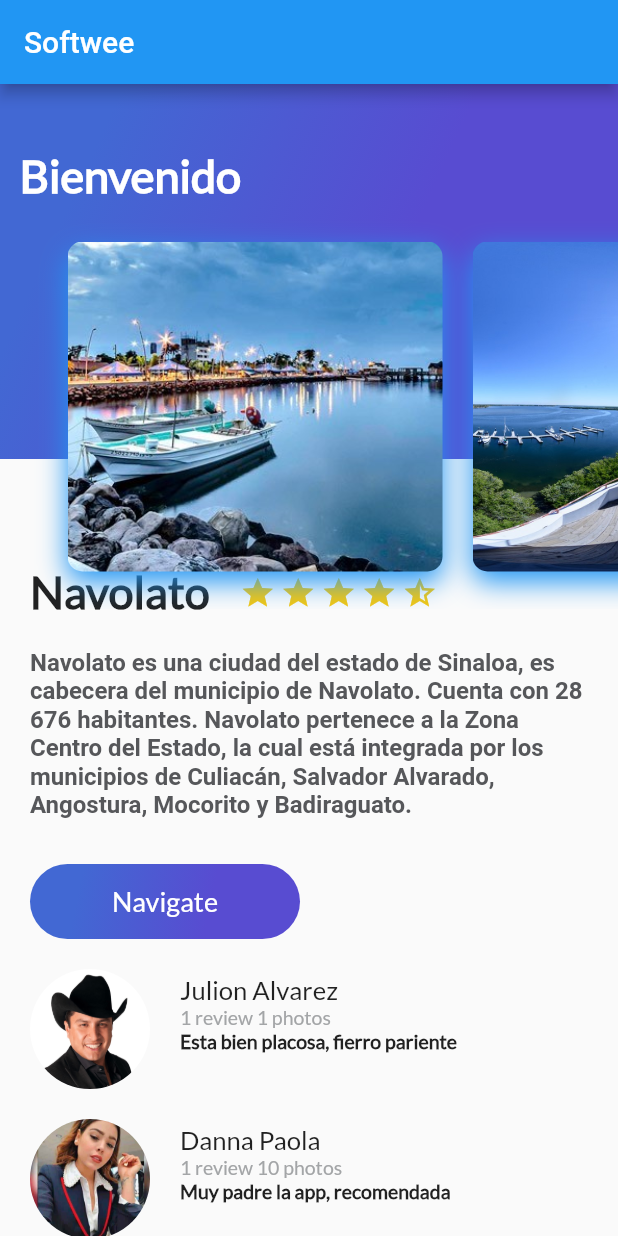
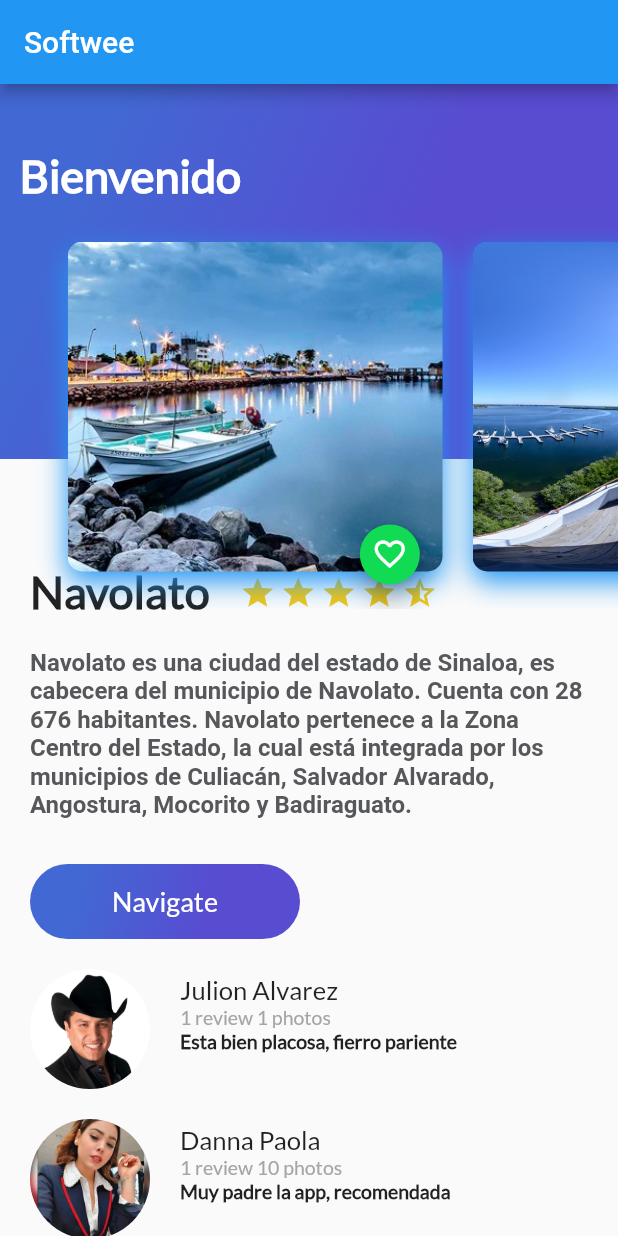
Before and after one commit to christianmagdiel/FlutterPlatzi, a Flutter app: the screen it shows after launch, on a phone screen of 412 x 824 dp. Run offline on Flutter 3.47's test engine with Material 2 defaults, Android fonts, the phone set to English and light mode, and no system bars.

Commit message:
Se añadio el boton para agregar la imagen a favoritos.

```diff
--- a/widgets/lib/card_image.dart
+++ b/widgets/lib/card_image.dart
@@ -1,4 +1,5 @@
 import 'package:flutter/material.dart';
+import 'package:widgets/floating_action_button_green.dart';
 
 class CardImage extends StatelessWidget {
 
@@ -32,7 +33,13 @@ class CardImage extends StatelessWidget {
         ]
       ),
     );
-    return card;
+    return Stack(
+      alignment: Alignment(0.9,1.1),
+      children: <Widget>[
+        card,
+        FloatingActionButtonGreen()
+      ],
+    );
   }
 
 }
--- /dev/null
+++ b/widgets/lib/floating_action_button_green.dart
@@ -0,0 +1,49 @@
+import 'package:flutter/material.dart';
+
+class FloatingActionButtonGreen extends StatefulWidget{
+  @override
+  State<StatefulWidget> createState() {
+    // TODO: implement createState
+    return _FloatingActionButtonGreen();
+  }
+
+}
+
+class _FloatingActionButtonGreen extends State<FloatingActionButtonGreen>{
+  bool isFavorite = true;
+  IconData buttonIcon = Icons.favorite_border;
+  String mensaje;
+  void onPressedFav(){
+    if (!isFavorite){
+      mensaje = "Agregado a favoritos";
+      buttonIcon = Icons.favorite;
+    }else{
+      mensaje = "Eliminado de favoritos";
+      buttonIcon = Icons.favorite_border;
+    }
+    setState(() {
+      isFavorite = !isFavorite;
+    });
+
+    Scaffold.of(context).showSnackBar(
+        SnackBar(
+          content: Text(mensaje),
+        )
+    );
+  }
+
+  @override
+  Widget build(BuildContext context) {
+    // TODO: implement build
+    return FloatingActionButton(
+      backgroundColor: Color(0xFF11DA53),
+      mini: true,
+      tooltip: "Fav",
+      onPressed: onPressedFav,
+      child: Icon(
+          buttonIcon
+      ),
+    );
+  }
+
+}
```
